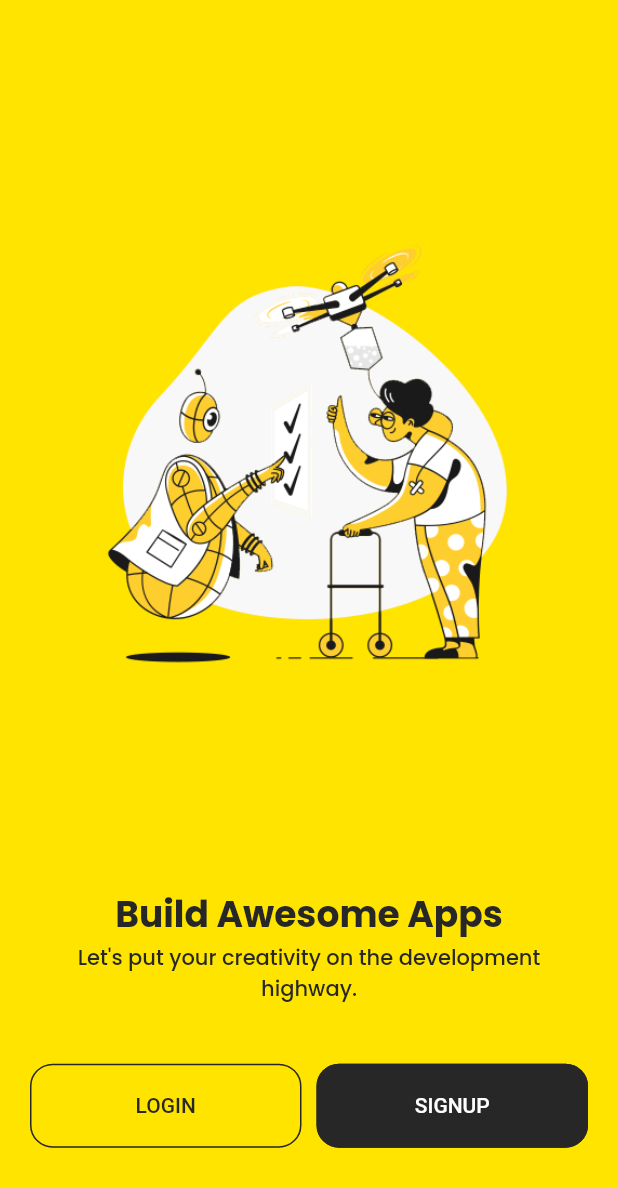
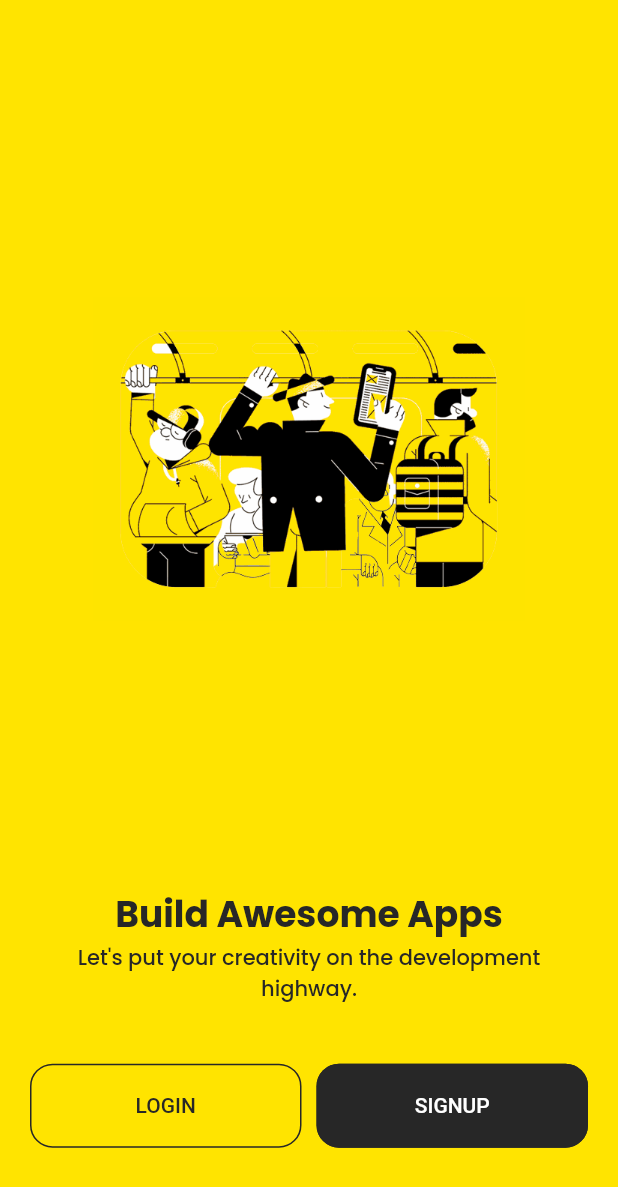
Before and after one commit to mnengineer/roadmap, a Flutter app: the screen it shows after launch, on a phone screen of 412 x 824 dp. Shown: the top 1187 px of the screen. Run offline on Flutter 3.47's test engine with Material 2 defaults, Android fonts, the phone set to English and light mode, and no system bars; our stand-ins replace animated_bottom_navigation_bar, cloud_firestore, device_preview, firebase_auth, firebase_core, flutter_hooks and 9 more; accounts and stored records are empty.

Commit message:
🎨 style: ウェルカム画面のUI修正

```diff
--- a/lib/core/constants/image_strings.dart
+++ b/lib/core/constants/image_strings.dart
@@ -15,7 +15,7 @@ const String tOnBoardingImage3 =
 
 // -- Welcome Screen Image [Used in Login & SignUp]
 const String tWelcomeScreenImage =
-    'assets/images/welcome_images/welcome-screen-image.png';
+    'assets/images/welcome_images/welcome-screen-subway-2.gif';
 const String tLogoImage = 'assets/images/profile/logo.png';
 
 // -- SOCIAL Images
--- a/lib/presentation/views/welcome/welcome_screen.dart
+++ b/lib/presentation/views/welcome/welcome_screen.dart
@@ -69,8 +69,8 @@ class _WelcomeScreenContent extends HookConsumerWidget {
                   children: [
                     Hero(
                       tag: 'welcome-image-tag',
-                      child: Image(
-                        image: const AssetImage(tWelcomeScreenImage),
+                      child: Image.asset(
+                        tWelcomeScreenImage,
                         width: width * 0.7,
                         height: height * 0.6,
                       ),
```
